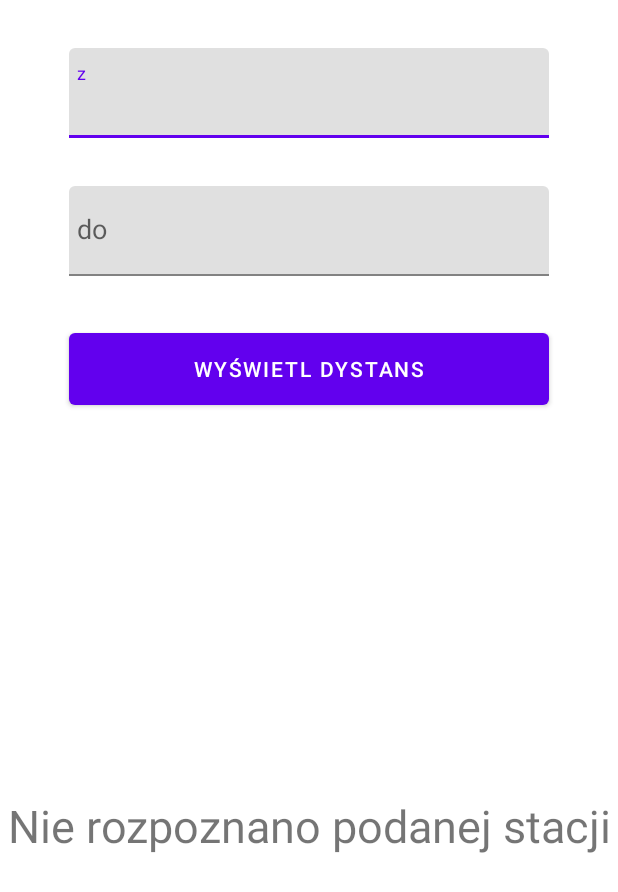
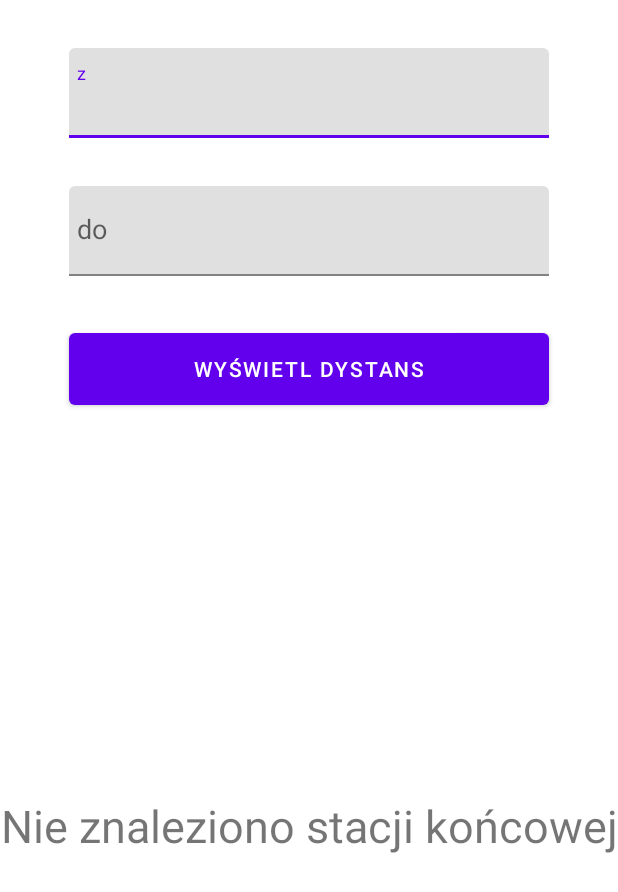
Before and after one commit to GulderBone/Koleo, an Android app: the screen it shows after launch (MainActivity), after a tap on "WYŚWIETL DYSTANS", on a phone screen of 412 x 824 dp. Shown: the top 892 px of the screen. Run offline under Robolectric (Android 15) with nearby library versions, the phone set to English and light mode, and no system bars; our stand-ins replace Volley; network calls fail; 5 statements that could not run were skipped.

Commit message:
Little refactor.

```diff
--- a/app/src/main/java/com/gulderbone/koleo/MainActivity.kt
+++ b/app/src/main/java/com/gulderbone/koleo/MainActivity.kt
@@ -45,11 +45,17 @@ class MainActivity : AppCompatActivity() {
         val toStation = dao.stations.firstOrNull {
             it.name == toStationText
         }
-        if (fromStation != null && toStation != null) {
-            val distance = calculateDistanceBetweenStations(fromStation, toStation)
-            distanceTextView.text = "${String.format("%.2f", distance)} km"
-        } else {
-            distanceTextView.text = getString(R.string.stationNotFound)
+        when {
+            fromStation == null -> {
+                distanceTextView.text = getString(R.string.startingStationNotFound)
+            }
+            toStation == null -> {
+                distanceTextView.text = getString(R.string.destinationStationNotFound)
+            }
+            else -> {
+                val distance = calculateDistanceBetweenStations(fromStation, toStation)
+                distanceTextView.text = "${String.format("%.2f", distance)} km"
+            }
         }
     }
 
--- a/app/src/main/java/com/gulderbone/koleo/StationsDao.kt
+++ b/app/src/main/java/com/gulderbone/koleo/StationsDao.kt
@@ -64,9 +64,13 @@ class StationsDao(context: Context) {
     }
 
     private fun getStationsDataFromApi(callback: ApiRequestCallback) {
+        val stationsDataRequest = prepareStationsDataRequest(callback)
+        requestQueue.add(stationsDataRequest)
+    }
+
+    private fun prepareStationsDataRequest(callback: ApiRequestCallback): StringRequest {
         val url = "https://koleo.pl/api/v2/main/stations"
-
-        val stringRequest = object : StringRequest(
+        return object : StringRequest(
             Method.GET, url,
             Response.Listener<String> { response ->
                 stations = gson.fromJson(response, stationsArrayType)
@@ -81,7 +85,6 @@ class StationsDao(context: Context) {
                 return headers
             }
         }
-        requestQueue.add(stringRequest)
     }
 
     private fun getStationsDataFromCachedFile(callback: ApiRequestCallback) {
--- a/app/src/main/res/values/strings.xml
+++ b/app/src/main/res/values/strings.xml
@@ -5,4 +5,6 @@
     <string name="fromStationText">z</string>
     <string name="stationNotFound">Nie rozpoznano podanej stacji</string>
     <string name="distance">Dystans</string>
+    <string name="startingStationNotFound">Nie znaleziono stacji startowej</string>
+    <string name="destinationStationNotFound">Nie znaleziono stacji końcowej</string>
 </resources>
```
